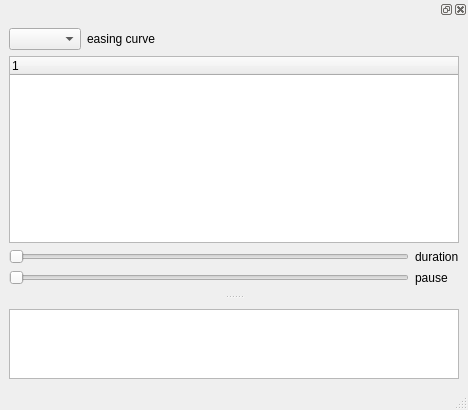
The window that examples/data/move-blocks.ui (GitoriousLispBackup/eql) describes before a commit, drawn with Qt 5.
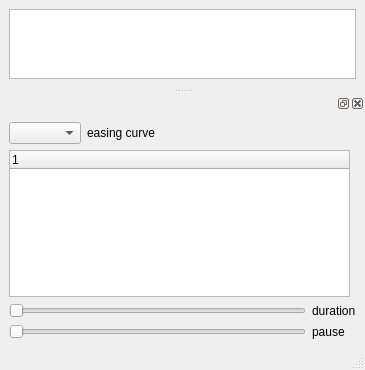
The same window after the commit.

Commit message: add graph to example "move-blocks.lisp"

The edit to the form file:
```diff
--- a/examples/data/move-blocks.ui
+++ b/examples/data/move-blocks.ui
@@ -6,8 +6,8 @@
    <rect>
     <x>0</x>
     <y>0</y>
-    <width>468</width>
-    <height>410</height>
+    <width>365</width>
+    <height>370</height>
    </rect>
   </property>
   <property name="windowTitle">
@@ -33,7 +33,7 @@
   <widget class="QStatusBar" name="statusbar"/>
   <widget class="QDockWidget" name="dock_widget">
    <attribute name="dockWidgetArea">
-    <number>4</number>
+    <number>8</number>
    </attribute>
    <widget class="QWidget" name="dockWidgetContents_2">
     <layout class="QVBoxLayout" name="verticalLayout">
@@ -65,7 +65,21 @@
       </layout>
      </item>
      <item>
-      <widget class="QTreeWidget" name="items"/>
+      <layout class="QHBoxLayout" name="horizontalLayout_2">
+       <item>
+        <widget class="QTreeWidget" name="items">
+         <column>
+          <property name="text">
+           <string notr="true">1</string>
+          </property>
+         </column>
+        </widget>
+       </item>
+       <item>
+        <widget class="QWidget" name="graph">
+        </widget>
+       </item>
+      </layout>
      </item>
      <item>
       <layout class="QGridLayout" name="gridLayout">
```
Left out of the diff: 2 changed lines with no effect on the pictures. The commit also changes 1 other file.
